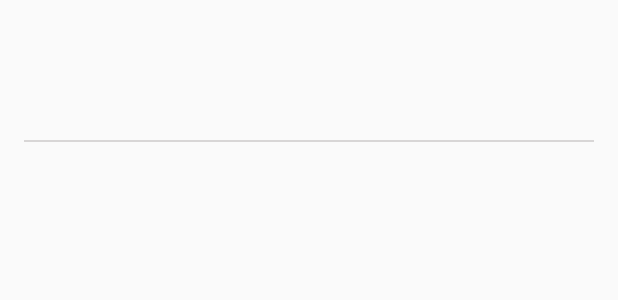
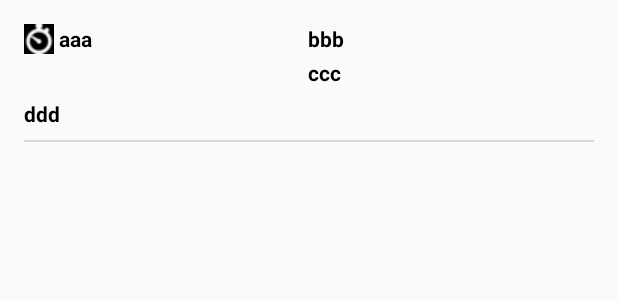
Before and after one commit to BitokBitjob/bitok-app, an Android app: the layout list_item.xml on its own in the app's theme, with its tools: preview values and no code run, on a phone screen of 412 x 824 dp. Shown: the top 300 px of the screen. Run offline under Robolectric (Android 15) with nearby library versions, the phone set to English and light mode, and no system bars.

```diff
--- /dev/null
+++ b/app/src/main/res/drawable/ic_time.xml
@@ -0,0 +1,6 @@
+<vector android:height="20dp" android:tint="?attr/colorControlNormal"
+    android:viewportHeight="24" android:viewportWidth="24"
+    android:width="20dp" xmlns:android="http://schemas.android.com/apk/res/android">
+    <path android:fillColor="@android:color/white" android:pathData="M11.99,2C6.47,2 2,6.48 2,12s4.47,10 9.99,10C17.52,22 22,17.52 22,12S17.52,2 11.99,2zM12,20c-4.42,0 -8,-3.58 -8,-8s3.58,-8 8,-8 8,3.58 8,8 -3.58,8 -8,8z"/>
+    <path android:fillColor="@android:color/white" android:pathData="M12.5,7H11v6l5.25,3.15 0.75,-1.23 -4.5,-2.67z"/>
+</vector>
--- a/app/src/main/res/layout/list_item.xml
+++ b/app/src/main/res/layout/list_item.xml
@@ -7,6 +7,7 @@
 
     <ImageView
         android:id="@+id/clockimageView"
+        android:src="@drawable/time"
         android:layout_width="20dp"
         android:layout_height="20dp"
         android:layout_margin="8dp"
@@ -16,6 +17,7 @@
     <TextView
         android:id="@+id/listtextview1"
         android:layout_width="150dp"
+        android:text="aaa"
         android:layout_height="wrap_content"
         android:layout_marginStart="3dp"
         android:layout_marginTop="8dp"
@@ -25,6 +27,7 @@
         app:layout_constraintTop_toTopOf="parent" />
 
     <TextView
+        android:text="bbb"
         android:id="@+id/listtextview2"
         android:layout_width="0dp"
         android:layout_height="wrap_content"
@@ -39,6 +42,7 @@
 
     <TextView
         android:id="@+id/listtextview3"
+        android:text="ccc"
         android:layout_width="0dp"
         android:layout_height="wrap_content"
         android:layout_marginTop="3dp"
@@ -51,6 +55,7 @@
         app:layout_constraintTop_toBottomOf="@+id/listtextview2" />
 
     <TextView
+        android:text="ddd"
         android:id="@+id/listtextview4"
         android:layout_width="0dp"
         android:layout_height="wrap_content"
```
Also changed, not shown: app/src/main/java/com/example/bitjobapk/RecyclerFragment.kt (+31 -0 lines), app/src/main/res/drawable-v24/time.png (added).
